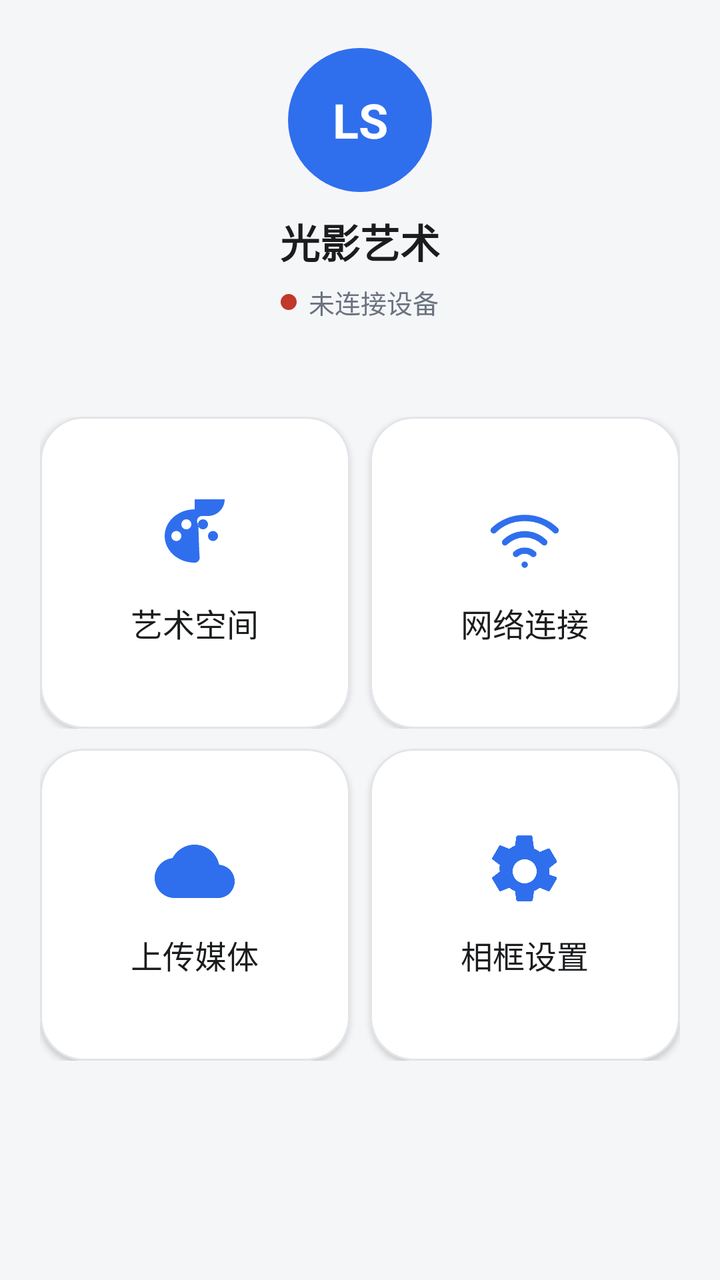
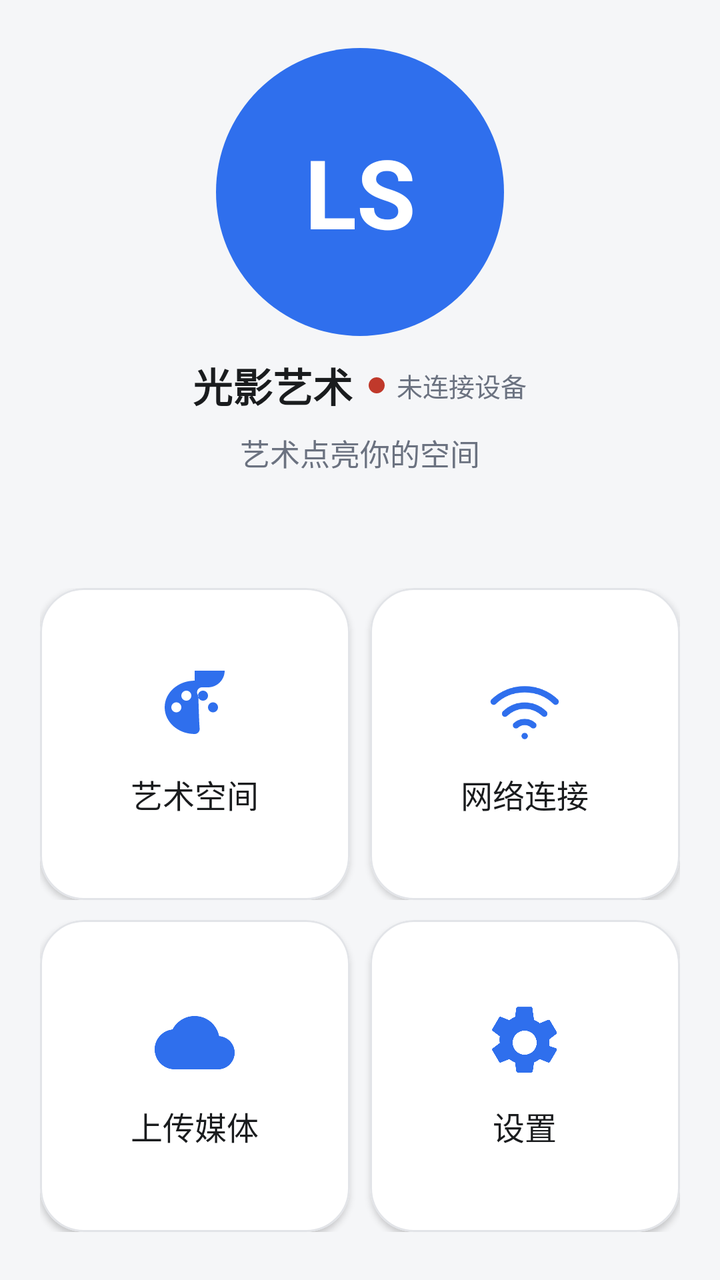

An Android layout rendered at two revisions. The XML below is the earlier revision; the diff shows what the commit changed to produce the second picture.
<!-- AndroidManifest.xml: application theme Theme.LightShadowArtPhone -->
<!-- res/layout/view_dashboard.xml -->
<?xml version="1.0" encoding="utf-8"?>
<LinearLayout xmlns:android="http://schemas.android.com/apk/res/android"
    xmlns:app="http://schemas.android.com/apk/res-auto"
    android:layout_width="match_parent"
    android:layout_height="match_parent"
    android:background="@color/app_bg"
    android:orientation="vertical">

    <ScrollView
        android:layout_width="match_parent"
        android:layout_height="0dp"
        android:layout_weight="1"
        android:clipToPadding="false"
        android:fillViewport="true">

        <LinearLayout
            android:layout_width="match_parent"
            android:layout_height="wrap_content"
            android:orientation="vertical"
            android:paddingStart="@dimen/page_horizontal_padding"
            android:paddingTop="@dimen/page_vertical_padding"
            android:paddingEnd="@dimen/page_horizontal_padding"
            android:paddingBottom="@dimen/page_vertical_padding">

            
            <LinearLayout
                android:layout_width="match_parent"
                android:layout_height="wrap_content"
                android:gravity="center_horizontal"
                android:orientation="vertical">

                <TextView
                    android:id="@+id/tv_dashboard_logo"
                    android:layout_width="72dp"
                    android:layout_height="72dp"
                    android:background="@drawable/bg_logo_disc"
                    android:gravity="center"
                    android:text="@string/welcome_logo_mark"
                    android:textColor="@color/on_primary"
                    android:textSize="@dimen/text_title_large"
                    android:textStyle="bold" />

                <TextView
                    android:id="@+id/tv_dashboard_brand"
                    style="@style/Text.Title"
                    android:layout_width="wrap_content"
                    android:layout_height="wrap_content"
                    android:layout_marginTop="@dimen/item_gap"
                    android:text="@string/app_name" />

                <LinearLayout
                    android:layout_width="wrap_content"
                    android:layout_height="wrap_content"
                    android:layout_marginTop="6dp"
                    android:gravity="center_vertical"
                    android:orientation="horizontal">

                    <View
                        android:id="@+id/view_dashboard_dot"
                        android:layout_width="8dp"
                        android:layout_height="8dp"
                        android:background="@drawable/dot_session" />

                    <TextView
                        android:id="@+id/tv_dashboard_connection"
                        style="@style/Text.Hint"
                        android:layout_width="wrap_content"
                        android:layout_height="wrap_content"
                        android:layout_marginStart="6dp"
                        android:ellipsize="end"
                        android:maxLines="1"
                        android:text="@string/dashboard_not_connected" />
                </LinearLayout>

                <TextView
                    android:id="@+id/tv_dashboard_network"
                    style="@style/Text.Hint"
                    android:layout_width="wrap_content"
                    android:layout_height="wrap_content"
                    android:layout_marginTop="2dp"
                    android:ellipsize="end"
                    android:maxLines="1" />
            </LinearLayout>

            
            <LinearLayout
                android:layout_width="match_parent"
                android:layout_height="wrap_content"
                android:layout_marginTop="28dp"
                android:baselineAligned="false"
                android:orientation="horizontal">

                <com.google.android.material.card.MaterialCardView
                    android:id="@+id/card_gallery"
                    style="@style/SurfaceCard.Clickable"
                    android:layout_width="0dp"
                    android:layout_height="@dimen/dashboard_card_height"
                    android:layout_weight="1">

                    <LinearLayout
                        android:layout_width="match_parent"
                        android:layout_height="match_parent"
                        android:gravity="center"
                        android:orientation="vertical"
                        android:padding="@dimen/card_padding">

                        <ImageView
                            android:layout_width="@dimen/icon_badge_box"
                            android:layout_height="@dimen/icon_badge_box"
                            android:contentDescription="@null"
                            android:src="@drawable/ic_palette"
                            app:tint="@color/primary_blue" />

                        <TextView
                            style="@style/Text.RowTitle"
                            android:layout_width="match_parent"
                            android:layout_height="wrap_content"
                            android:layout_marginTop="@dimen/item_gap"
                            android:gravity="center"
                            android:maxLines="2"
                            android:text="@string/space_title" />
                    </LinearLayout>
                </com.google.android.material.card.MaterialCardView>

                <com.google.android.material.card.MaterialCardView
                    android:id="@+id/card_network"
                    style="@style/SurfaceCard.Clickable"
                    android:layout_width="0dp"
                    android:layout_height="@dimen/dashboard_card_height"
                    android:layout_marginStart="@dimen/item_gap"
                    android:layout_weight="1">

                    <LinearLayout
                        android:layout_width="match_parent"
                        android:layout_height="match_parent"
                        android:gravity="center"
                        android:orientation="vertical"
                        android:padding="@dimen/card_padding">

                        <ImageView
                            android:layout_width="@dimen/icon_badge_box"
                            android:layout_height="@dimen/icon_badge_box"
                            android:contentDescription="@null"
                            android:src="@drawable/ic_network"
                            app:tint="@color/primary_blue" />

                        <TextView
                            style="@style/Text.RowTitle"
                            android:layout_width="match_parent"
                            android:layout_height="wrap_content"
                            android:layout_marginTop="@dimen/item_gap"
                            android:gravity="center"
                            android:maxLines="2"
                            android:text="@string/network_title" />
                    </LinearLayout>
                </com.google.android.material.card.MaterialCardView>
            </LinearLayout>

            <LinearLayout
                android:layout_width="match_parent"
                android:layout_height="wrap_content"
                android:layout_marginTop="@dimen/item_gap"
                android:baselineAligned="false"
                android:orientation="horizontal">

                <com.google.android.material.card.MaterialCardView
                    android:id="@+id/card_upload"
                    style="@style/SurfaceCard.Clickable"
                    android:layout_width="0dp"
                    android:layout_height="@dimen/dashboard_card_height"
                    android:layout_weight="1">

                    <LinearLayout
                        android:layout_width="match_parent"
                        android:layout_height="match_parent"
                        android:gravity="center"
                        android:orientation="vertical"
                        android:padding="@dimen/card_padding">

                        <ImageView
                            android:layout_width="@dimen/icon_badge_box"
                            android:layout_height="@dimen/icon_badge_box"
                            android:contentDescription="@null"
                            android:src="@drawable/ic_upload_cloud"
                            app:tint="@color/primary_blue" />

                        <TextView
                            style="@style/Text.RowTitle"
                            android:layout_width="match_parent"
                            android:layout_height="wrap_content"
                            android:layout_marginTop="@dimen/item_gap"
                            android:gravity="center"
                            android:maxLines="2"
                            android:text="@string/dashboard_upload_media" />
                    </LinearLayout>
                </com.google.android.material.card.MaterialCardView>

                <com.google.android.material.card.MaterialCardView
                    android:id="@+id/card_settings"
                    style="@style/SurfaceCard.Clickable"
                    android:layout_width="0dp"
                    android:layout_height="@dimen/dashboard_card_height"
                    android:layout_marginStart="@dimen/item_gap"
                    android:layout_weight="1">

                    <LinearLayout
                        android:layout_width="match_parent"
                        android:layout_height="match_parent"
                        android:gravity="center"
                        android:orientation="vertical"
                        android:padding="@dimen/card_padding">

                        <ImageView
                            android:layout_width="@dimen/icon_badge_box"
                            android:layout_height="@dimen/icon_badge_box"
                            android:contentDescription="@null"
                            android:src="@drawable/ic_settings_gear"
                            app:tint="@color/primary_blue" />

                        <TextView
                            style="@style/Text.RowTitle"
                            android:layout_width="match_parent"
                            android:layout_height="wrap_content"
                            android:layout_marginTop="@dimen/item_gap"
                            android:gravity="center"
                            android:maxLines="2"
                            android:text="@string/dashboard_frame_settings" />
                    </LinearLayout>
                </com.google.android.material.card.MaterialCardView>
            </LinearLayout>

            
            <com.google.android.material.button.MaterialButton
                android:id="@+id/btn_studio_folder"
                style="@style/PillButton.Outlined"
                android:layout_width="match_parent"
                android:layout_height="wrap_content"
                android:layout_marginTop="@dimen/section_gap"
                android:text="@string/action_studio_folder"
                android:visibility="gone" />
        </LinearLayout>
    </ScrollView>

    
    <com.google.android.material.card.MaterialCardView
        android:id="@+id/card_uploads"
        style="@style/SurfaceCard"
        android:layout_width="match_parent"
        android:layout_height="wrap_content"
        android:layout_marginStart="@dimen/page_horizontal_padding"
        android:layout_marginEnd="@dimen/page_horizontal_padding"
        android:layout_marginBottom="@dimen/item_gap"
        android:visibility="gone">

        <LinearLayout
            android:layout_width="match_parent"
            android:layout_height="wrap_content"
            android:orientation="vertical"
            android:padding="@dimen/card_padding">

            <TextView
                android:id="@+id/tv_upload_summary"
                style="@style/Text.RowTitle"
                android:layout_width="match_parent"
                android:layout_height="wrap_content"
                android:text="@string/upload_summary_empty" />

            <androidx.recyclerview.widget.RecyclerView
                android:id="@+id/recycler_uploads"
                android:layout_width="match_parent"
                android:layout_height="160dp"
                android:layout_marginTop="8dp"
                android:clipToPadding="false" />
        </LinearLayout>
    </com.google.android.material.card.MaterialCardView>
</LinearLayout>
<!-- resources referenced by this layout -->
<resources>
  <color name="app_bg">#F5F6F8</color>
  <color name="on_primary">#FFFFFF</color>
  <color name="primary_blue">#2F6FED</color>
  <dimen name="card_padding">18dp</dimen>
  <dimen name="dashboard_card_height">156dp</dimen>
  <dimen name="icon_badge_box">40dp</dimen>
  <dimen name="item_gap">10dp</dimen>
  <dimen name="page_horizontal_padding">20dp</dimen>
  <dimen name="page_vertical_padding">24dp</dimen>
  <dimen name="section_gap">14dp</dimen>
  <dimen name="text_title_large">24sp</dimen>
  <!-- drawable bg_logo_disc (drawable) -->
  <?xml version="1.0" encoding="utf-8"?>
  <shape xmlns:android="http://schemas.android.com/apk/res/android"
      android:shape="oval">
      <solid android:color="@color/primary_blue" />
  </shape>
  <!-- drawable dot_session (drawable) -->
  <?xml version="1.0" encoding="utf-8"?>
  <shape xmlns:android="http://schemas.android.com/apk/res/android"
      android:shape="oval">
      <solid android:color="@color/status_destructive" />
  </shape>
  <string name="action_studio_folder">新建客户文件夹</string>
  <string name="app_name">光影艺术</string>
  <string name="dashboard_frame_settings">相框设置</string>
  <string name="dashboard_not_connected">未连接设备</string>
  <string name="dashboard_upload_media">上传媒体</string>
  <string name="network_title">网络连接</string>
  <string name="space_title">艺术空间</string>
  <string name="upload_summary_empty">选择文件后自动上传到设备</string>
  <string name="welcome_logo_mark">LS</string>
  <style name="SurfaceCard" parent="Widget.Material3.CardView.Elevated">
          <item name="cardBackgroundColor">@color/card_bg</item>
          <item name="cardCornerRadius">@dimen/corner_large</item>
          <item name="cardElevation">@dimen/card_elevation</item>
          <item name="strokeColor">@color/divider_stroke</item>
          <item name="strokeWidth">@dimen/divider_width</item>
      </style>
  <style name="SurfaceCard.Clickable" parent="SurfaceCard">
          <item name="android:clickable">true</item>
          <item name="android:focusable">true</item>
          <item name="android:foreground">?attr/selectableItemBackground</item>
      </style>
  <style name="Text.Hint" parent="">
          <item name="android:textColor">@color/text_secondary</item>
          <item name="android:textSize">@dimen/text_hint</item>
      </style>
  <style name="Text.RowTitle" parent="">
          <item name="android:textColor">@color/text_primary</item>
          <item name="android:textSize">@dimen/text_row_title</item>
      </style>
  <style name="Text.Title" parent="">
          <item name="android:textColor">@color/text_primary</item>
          <item name="android:textSize">@dimen/text_title</item>
          <item name="android:textStyle">bold</item>
      </style>
  <color name="status_destructive">#C0392B</color>
  <color name="text_primary">#1A1C1E</color>
  <dimen name="touch_min_height">48dp</dimen>
  <dimen name="text_button">15sp</dimen>
  <dimen name="corner_pill">28dp</dimen>
  <color name="card_bg">#FFFFFF</color>
  <dimen name="corner_large">22dp</dimen>
  <dimen name="card_elevation">2dp</dimen>
  <color name="divider_stroke">#E2E4E8</color>
  <dimen name="divider_width">1dp</dimen>
  <color name="text_secondary">#6B7280</color>
  <dimen name="text_hint">13sp</dimen>
  <dimen name="text_row_title">16sp</dimen>
  <dimen name="text_title">20sp</dimen>
  <color name="primary_soft">#E9EFFD</color>
  <color name="card_tint">#F5F6F8</color>
  <!-- unchanged entries left out for length: 6 -->
</resources>

<!-- the commit's change to res/layout/view_dashboard.xml (unified diff, before → after) -->
@@ -31,34 +31,34 @@
 
                 <TextView
                     android:id="@+id/tv_dashboard_logo"
-                    android:layout_width="72dp"
-                    android:layout_height="72dp"
+                    android:layout_width="@dimen/dashboard_logo_size"
+                    android:layout_height="@dimen/dashboard_logo_size"
                     android:background="@drawable/bg_logo_disc"
                     android:gravity="center"
                     android:text="@string/welcome_logo_mark"
                     android:textColor="@color/on_primary"
-                    android:textSize="@dimen/text_title_large"
+                    android:textSize="@dimen/text_dashboard_logo"
                     android:textStyle="bold" />
 
-                <TextView
-                    android:id="@+id/tv_dashboard_brand"
-                    style="@style/Text.Title"
+                <LinearLayout
                     android:layout_width="wrap_content"
                     android:layout_height="wrap_content"
                     android:layout_marginTop="@dimen/item_gap"
-                    android:text="@string/app_name" />
-
-                <LinearLayout
-                    android:layout_width="wrap_content"
-                    android:layout_height="wrap_content"
-                    android:layout_marginTop="6dp"
                     android:gravity="center_vertical"
                     android:orientation="horizontal">
+
+                    <TextView
+                        android:id="@+id/tv_dashboard_brand"
+                        style="@style/Text.Title"
+                        android:layout_width="wrap_content"
+                        android:layout_height="wrap_content"
+                        android:text="@string/app_name" />
 
                     <View
                         android:id="@+id/view_dashboard_dot"
                         android:layout_width="8dp"
                         android:layout_height="8dp"
+                        android:layout_marginStart="8dp"
                         android:background="@drawable/dot_session" />
 
                     <TextView
@@ -73,14 +73,20 @@
                 </LinearLayout>
 
                 <TextView
-                    android:id="@+id/tv_dashboard_network"
-                    style="@style/Text.Hint"
+                    android:id="@+id/tv_dashboard_subtitle"
+                    style="@style/Text.Body"
                     android:layout_width="wrap_content"
                     android:layout_height="wrap_content"
-                    android:layout_marginTop="2dp"
-                    android:ellipsize="end"
-                    android:maxLines="1" />
+                    android:layout_marginTop="8dp"
+                    android:text="@string/welcome_subtitle"
+                    android:textColor="@color/text_secondary" />
             </LinearLayout>
+
+            
+            <Space
+                android:layout_width="match_parent"
+                android:layout_height="0dp"
+                android:layout_weight="1" />
 
             
             <LinearLayout
<!-- resource entries referenced after the edit -->
@@ -5,12 +5,13 @@
   <color name="primary_blue">#2F6FED</color>
   <dimen name="card_padding">18dp</dimen>
   <dimen name="dashboard_card_height">156dp</dimen>
+  <dimen name="dashboard_logo_size">144dp</dimen>
   <dimen name="icon_badge_box">40dp</dimen>
   <dimen name="item_gap">10dp</dimen>
   <dimen name="page_horizontal_padding">20dp</dimen>
   <dimen name="page_vertical_padding">24dp</dimen>
   <dimen name="section_gap">14dp</dimen>
-  <dimen name="text_title_large">24sp</dimen>
+  <dimen name="text_dashboard_logo">48sp</dimen>
   <!-- drawable bg_logo_disc (drawable) -->
   <?xml version="1.0" encoding="utf-8"?>
   <shape xmlns:android="http://schemas.android.com/apk/res/android"
@@ -25,13 +26,14 @@
   </shape>
   <string name="action_studio_folder">新建客户文件夹</string>
   <string name="app_name">光影艺术</string>
-  <string name="dashboard_frame_settings">相框设置</string>
+  <string name="dashboard_frame_settings">设置</string>
   <string name="dashboard_not_connected">未连接设备</string>
   <string name="dashboard_upload_media">上传媒体</string>
   <string name="network_title">网络连接</string>
   <string name="space_title">艺术空间</string>
   <string name="upload_summary_empty">选择文件后自动上传到设备</string>
   <string name="welcome_logo_mark">LS</string>
+  <string name="welcome_subtitle">艺术点亮你的空间</string>
   <style name="SurfaceCard" parent="Widget.Material3.CardView.Elevated">
           <item name="cardBackgroundColor">@color/card_bg</item>
           <item name="cardCornerRadius">@dimen/corner_large</item>
@@ -43,6 +45,11 @@
           <item name="android:clickable">true</item>
           <item name="android:focusable">true</item>
           <item name="android:foreground">?attr/selectableItemBackground</item>
+      </style>
+  <style name="Text.Body" parent="">
+          <item name="android:textColor">@color/text_primary</item>
+          <item name="android:textSize">@dimen/text_body</item>
+          <item name="android:lineSpacingMultiplier">1.15</item>
       </style>
   <style name="Text.Hint" parent="">
           <item name="android:textColor">@color/text_secondary</item>
@@ -67,6 +74,7 @@
   <dimen name="card_elevation">2dp</dimen>
   <color name="divider_stroke">#E2E4E8</color>
   <dimen name="divider_width">1dp</dimen>
+  <dimen name="text_body">15sp</dimen>
   <color name="text_secondary">#6B7280</color>
   <dimen name="text_hint">13sp</dimen>
   <dimen name="text_row_title">16sp</dimen>
